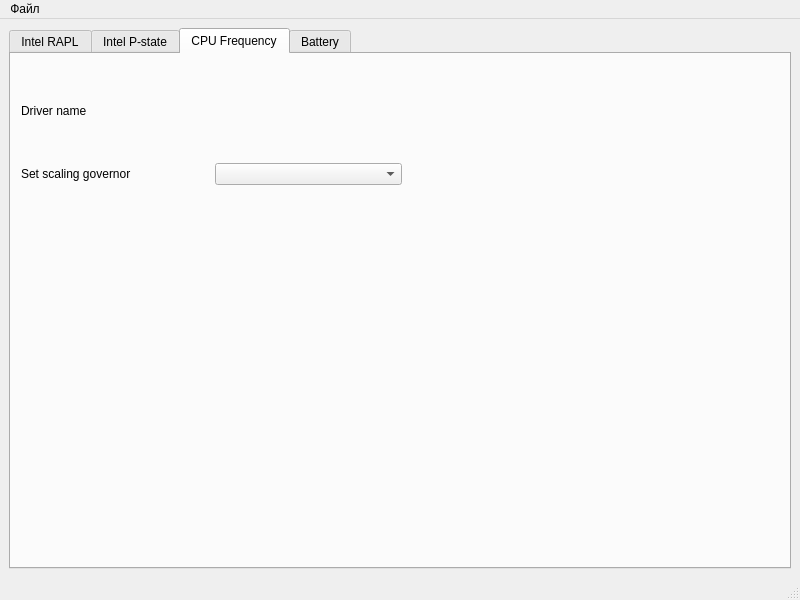
Before: the Qt Designer form main_window.ui in NativCos/laptop_power, drawn with Qt 5.
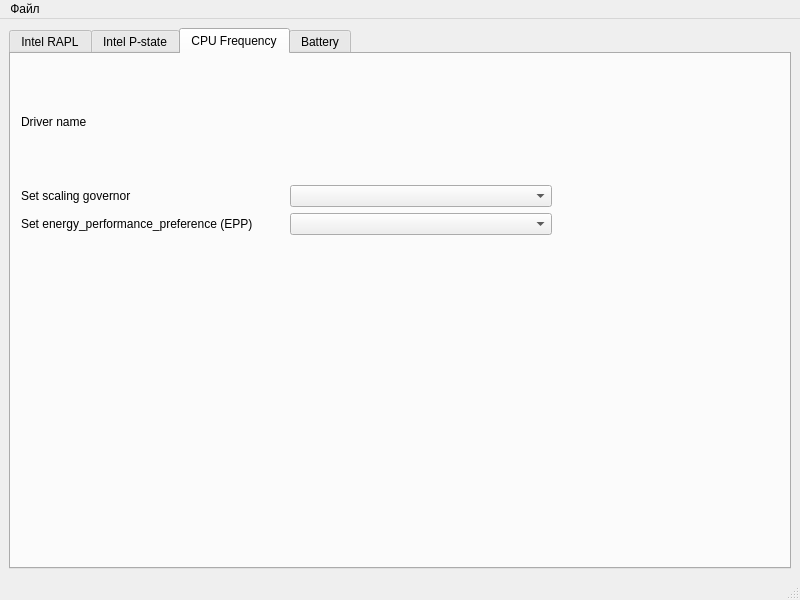
After: the same form once the commit is applied. The open tabs and pages were chosen to show the change.

Patch:
```diff
--- a/main_window.ui
+++ b/main_window.ui
@@ -14,7 +14,7 @@
    <string>Laptop Power</string>
   </property>
   <widget class="QWidget" name="centralwidget">
-   <layout class="QHBoxLayout" name="horizontalLayout">
+   <layout class="QVBoxLayout" name="verticalLayout_3">
     <item>
      <widget class="QTabWidget" name="tabWidget">
       <property name="currentIndex">
@@ -137,8 +137,8 @@
          <rect>
           <x>10</x>
           <y>10</y>
-          <width>381</width>
-          <height>121</height>
+          <width>531</width>
+          <height>171</height>
          </rect>
         </property>
         <layout class="QVBoxLayout" name="verticalLayout_2">
@@ -161,9 +161,9 @@
           </layout>
          </item>
          <item>
-          <layout class="QHBoxLayout" name="horizontalLayout_4">
+          <layout class="QHBoxLayout" name="horizontalLayout_5">
            <item>
-            <widget class="QLabel" name="label_5">
+            <widget class="QLabel" name="label_7">
              <property name="text">
               <string>Set scaling governor</string>
              </property>
@@ -178,6 +178,24 @@
            </item>
           </layout>
          </item>
+         <item>
+          <layout class="QHBoxLayout" name="horizontalLayout_4">
+           <item>
+            <widget class="QLabel" name="label_5">
+             <property name="text">
+              <string>Set energy_performance_preference (EPP)</string>
+             </property>
+            </widget>
+           </item>
+           <item>
+            <widget class="QComboBox" name="comboBox_energy_performance_preference">
+             <property name="insertPolicy">
+              <enum>QComboBox::NoInsert</enum>
+             </property>
+            </widget>
+           </item>
+          </layout>
+         </item>
         </layout>
        </widget>
       </widget>
```
Left out of the diff: 2 changed lines with no effect on the pictures.
